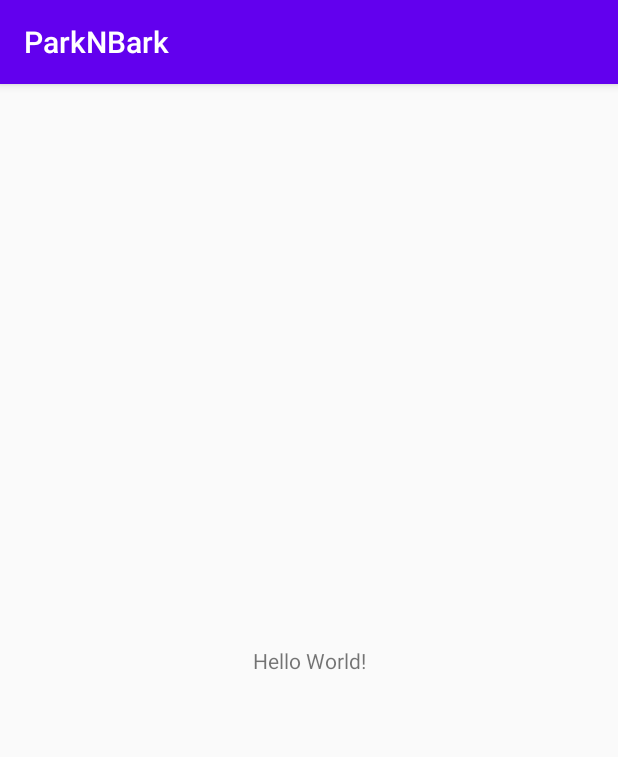
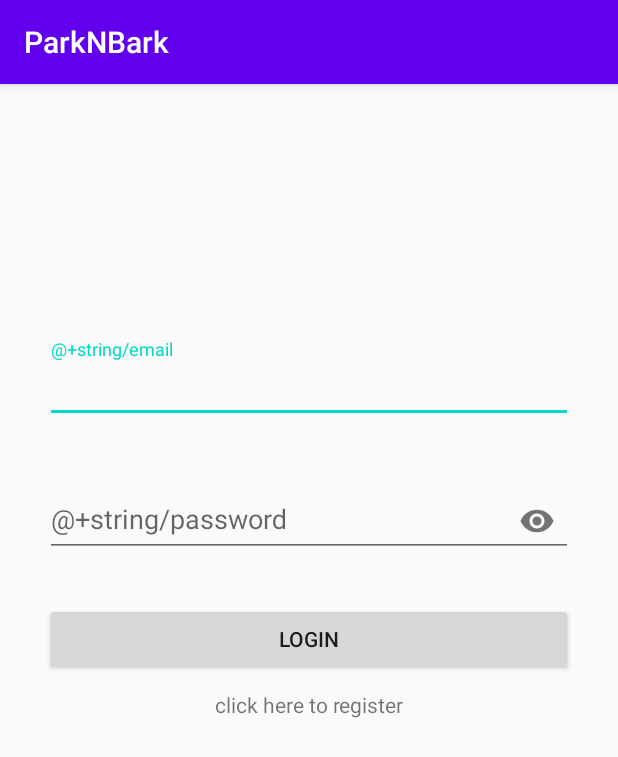
Before and after one commit to AvielCo/ParkNBark, an Android app: the screen it shows after launch (MainActivity), on a phone screen of 412 x 824 dp. Shown: the top 757 px of the screen. Run offline under Robolectric (Android 15) with nearby library versions, the phone set to English and light mode, and no system bars.

Commit message:
Added register window.

```diff
--- a/app/build.gradle
+++ b/app/build.gradle
@@ -26,11 +26,13 @@ android {
 dependencies {
     implementation fileTree(dir: 'libs', include: ['*.jar'])
     implementation 'com.google.firebase:firebase-analytics:17.3.0'
+    implementation 'com.google.android.gms:play-services-auth:18.0.0'
     implementation 'androidx.appcompat:appcompat:1.1.0'
     implementation 'androidx.constraintlayout:constraintlayout:1.1.3'
     implementation "androidx.cardview:cardview:1.0.0"
     implementation 'com.google.android.material:material:1.1.0'
     implementation 'androidx.recyclerview:recyclerview'
+    implementation 'com.google.firebase:firebase-auth:19.3.0'
     testImplementation 'junit:junit:4.12'
     androidTestImplementation 'androidx.test.ext:junit:1.1.1'
     androidTestImplementation 'androidx.test.espresso:espresso-core:3.2.0'
--- a/app/src/main/AndroidManifest.xml
+++ b/app/src/main/AndroidManifest.xml
@@ -9,6 +9,7 @@
         android:roundIcon="@mipmap/ic_launcher_round"
         android:supportsRtl="true"
         android:theme="@style/AppTheme">
+        <activity android:name=".RegisterActivity"></activity>
         <activity android:name=".MainActivity">
             <intent-filter>
                 <action android:name="android.intent.action.MAIN" />
--- a/app/src/main/java/com/evan/parknbark/MainActivity.java
+++ b/app/src/main/java/com/evan/parknbark/MainActivity.java
@@ -2,7 +2,9 @@ package com.evan.parknbark;
 
 import androidx.appcompat.app.AppCompatActivity;
 
+import android.content.Intent;
 import android.os.Bundle;
+import android.view.View;
 
 public class MainActivity extends AppCompatActivity {
 
@@ -11,4 +13,8 @@ public class MainActivity extends AppCompatActivity {
         super.onCreate(savedInstanceState);
         setContentView(R.layout.activity_main);
     }
+
+    public void register(View v){
+        startActivity(new Intent(this, RegisterActivity.class));
+    }
 }
--- a/app/src/main/res/layout/activity_main.xml
+++ b/app/src/main/res/layout/activity_main.xml
@@ -1,18 +1,98 @@
-<?xml version="1.0" encoding="utf-8"?>
-<androidx.constraintlayout.widget.ConstraintLayout xmlns:android="http://schemas.android.com/apk/res/android"
+<?xml version="1.0" encoding="utf-8"?><!-- <androidx.drawerlayout.widget.DrawerLayout xmlns:android="http://schemas.android.com/apk/res/android"
+    xmlns:app="http://schemas.android.com/apk/res-auto"
+    xmlns:tools="http://schemas.android.com/tools"
+    android:id="@+id/drawer_layout"
+    android:layout_width="match_parent"
+    android:layout_height="match_parent"
+    android:fitsSystemWindows="true"
+    tools:context=".MainActivity"
+    tools:openDrawer="start">
+
+    <LinearLayout
+        android:layout_width="match_parent"
+        android:layout_height="match_parent"
+        android:orientation="vertical">
+
+        <androidx.appcompat.widget.Toolbar
+            android:id="@+id/nav_toolbar"
+            android:layout_width="match_parent"
+            android:layout_height="?attr/actionBarSize"
+            android:background="@color/colorPrimary"
+            android:elevation="4dp"
+            android:theme="@style/ThemeOverlay.AppCompat.Dark.ActionBar"
+            app:popupTheme="@style/ThemeOverlay.AppCompat.Light" />
+
+        <FrameLayout
+            android:id="@+id/fragment_container"
+            android:layout_width="match_parent"
+            android:layout_height="match_parent" />
+    </LinearLayout>
+
+    <com.google.android.material.navigation.NavigationView
+        android:id="@+id/nav_view"
+        android:layout_width="wrap_content"
+        android:layout_height="match_parent"
+        android:layout_gravity="start"
+        app:headerLayout="@layout/nav_header"
+        app:menu="@menu/drawer_menu" /> -->
+
+<LinearLayout xmlns:android="http://schemas.android.com/apk/res/android"
     xmlns:app="http://schemas.android.com/apk/res-auto"
     xmlns:tools="http://schemas.android.com/tools"
     android:layout_width="match_parent"
     android:layout_height="match_parent"
+    android:orientation="vertical"
+    android:paddingStart="30dp"
+    android:paddingTop="170dp"
+    android:paddingEnd="30dp"
     tools:context=".MainActivity">
 
+    <com.google.android.material.textfield.TextInputLayout
+        android:id="@+id/text_input_email"
+        android:layout_width="match_parent"
+        android:layout_height="wrap_content"
+        android:layout_marginBottom="10dp"
+        app:errorEnabled="true">
+
+        <com.google.android.material.textfield.TextInputEditText
+            android:layout_width="match_parent"
+            android:layout_height="match_parent"
+            android:hint="@+string/email"
+            android:inputType="textEmailAddress" />
+
+    </com.google.android.material.textfield.TextInputLayout>
+
+
+    <com.google.android.material.textfield.TextInputLayout
+        android:id="@+id/text_input_password"
+        android:layout_width="match_parent"
+        android:layout_height="wrap_content"
+        android:layout_marginBottom="10dp"
+        app:errorEnabled="true"
+        app:passwordToggleEnabled="true">
+
+
+        <com.google.android.material.textfield.TextInputEditText
+            android:layout_width="match_parent"
+            android:layout_height="match_parent"
+            android:hint="@+string/password"
+            android:inputType="textPassword" />
+
+    </com.google.android.material.textfield.TextInputLayout>
+
+    <Button
+        android:layout_width="match_parent"
+        android:layout_height="wrap_content"
+        android:text="@string/login"/>
+        <!-- android:onClick="login" -->
+
     <TextView
-        android:layout_width="wrap_content"
+        android:layout_width="match_parent"
         android:layout_height="wrap_content"
-        android:text="Hello World!"
-        app:layout_constraintBottom_toBottomOf="parent"
-        app:layout_constraintLeft_toLeftOf="parent"
-        app:layout_constraintRight_toRightOf="parent"
-        app:layout_constraintTop_toTopOf="parent" />
+        android:onClick="register"
+        android:text="@string/register_textview"
+        android:paddingTop="10dp"
+        android:gravity="center"/>
 
-</androidx.constraintlayout.widget.ConstraintLayout>
+
+</LinearLayout><!-- </androidx.drawerlayout.widget.DrawerLayout> -->
--- /dev/null
+++ b/app/src/main/res/menu/drawer_menu.xml
@@ -0,0 +1,26 @@
+<?xml version="1.0" encoding="utf-8"?>
+<menu xmlns:android="http://schemas.android.com/apk/res/android"
+    xmlns:tools="http://schemas.android.com/tools"
+    tools:showIn="navigation_view">
+
+    <group android:checkableBehavior="single">
+        <item
+            android:id="@+id/nav_massage"
+            android:icon="@drawable/ic_settings"
+            android:title="@string/settings" />
+    </group>
+
+    <item android:title="@string/communicate">
+        <menu>
+            <item
+                android:id="@+id/nav_share"
+                android:icon="@drawable/ic_share"
+                android:title="@string/share" />
+            <item
+                android:id="@+id/nav_bug"
+                android:icon="@drawable/ic_bug_report"
+                android:title="@string/bug_report" />
+        </menu>
+    </item>
+
+</menu>
--- a/app/src/main/res/values/strings.xml
+++ b/app/src/main/res/values/strings.xml
@@ -1,3 +1,23 @@
 <resources>
     <string name="app_name">ParkNBark</string>
+    <string name="navigation_drawer_open">Open navigation drawer</string>
+    <string name="navigation_drawer_close">Close navigation drawer</string>
+    <string name="register">Register</string>
+    <string name="lname">Last Name</string>
+    <string name="fname">First Name</string>
+    <string name="password">Password</string>
+    <string name="email">Email</string>
+    <string name="last_name">Last Name</string>
+    <string name="first_name">First Name</string>
+    <string name="login">login</string>
+    <string name="settings">Settings</string>
+    <string name="communicate">Communicate</string>
+    <string name="share">Share</string>
+    <string name="bug_report">Bug Report</string>
+    <string name="parkn_bark">ParkN\'Bark</string>
+    <string name="group_email">avielcohen15@gmail.com</string>
+    <string name="dog_name">Dog Name</string>
+    <string name="dog_breed">Dog Breed</string>
+    <string name="dog_age">Dog Age</string>
+    <string name="register_textview">click here to register</string>
 </resources>
```
Also changed, not shown: app/src/main/java/com/evan/parknbark/RegisterActivity.java (added, +14 -0 lines), app/src/main/res/layout/activity_register.xml (added, +86 -0 lines).
